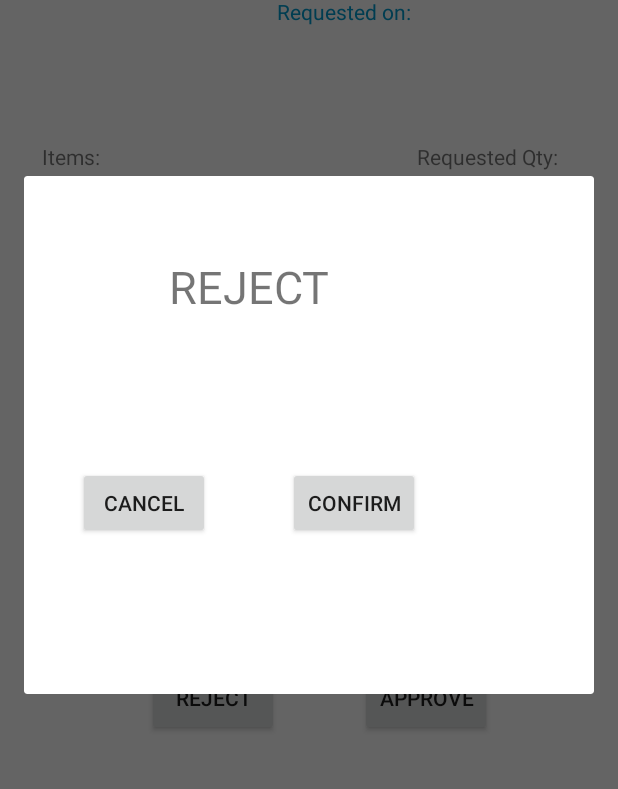
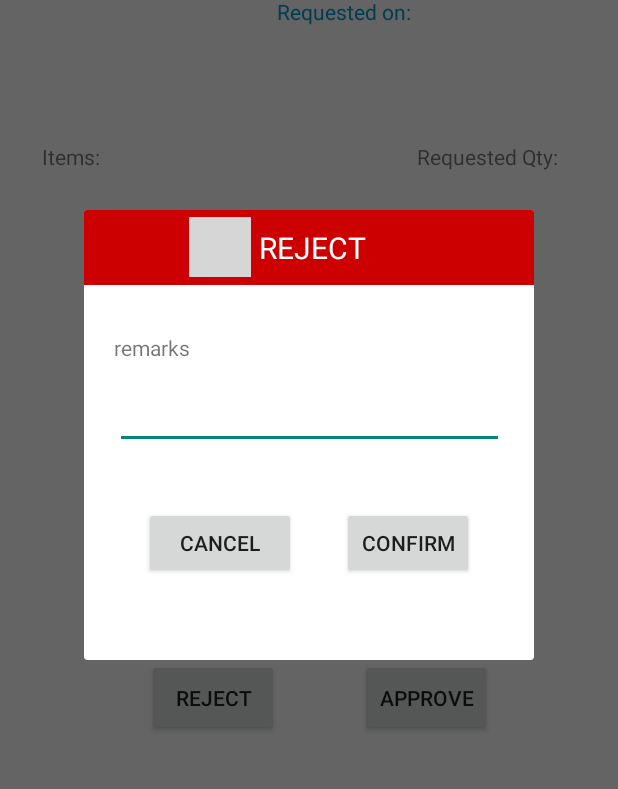
Before and after one commit to thetnaingaye/Team12_SSIS_Android, an Android app: the ViewRequisitionFormDetailsActivity screen opened directly, with no data from a screen before it, after a tap on "REJECT", on a phone screen of 412 x 824 dp, the part 183-972 px from its top. Run offline under Robolectric (Android 15) with nearby library versions, the phone set to English and light mode, and no system bars; 1 statement that could not run was skipped; grey boxes are pictures that could not be loaded.

Commit message:
approved/reject dialog design completed

```diff
--- a/app/src/main/java/sg/edu/nus/iss/team12/ssis/team12_ssis/ViewRequisitionFormDetailsActivity.java
+++ b/app/src/main/java/sg/edu/nus/iss/team12/ssis/team12_ssis/ViewRequisitionFormDetailsActivity.java
@@ -5,9 +5,12 @@ import android.app.Dialog;
 import android.content.Intent;
 import android.os.AsyncTask;
 import android.os.Bundle;
+import android.text.Editable;
+import android.text.TextWatcher;
 import android.view.View;
 import android.view.Window;
 import android.widget.Button;
+import android.widget.EditText;
 import android.widget.ImageView;
 import android.widget.ListView;
 import android.widget.TextView;
@@ -65,16 +68,11 @@ public class ViewRequisitionFormDetailsActivity extends Activity {
 
         TextView textView_Date = findViewById(R.id.textView_Date_Value);
         textView_Date.setText(record.get("RequestDate"));
-//        String str="";
-//        for(RequisitionRecordDetail rd:record.requisitionRecordDetailsList)
-//        {
-//            rd.put("Status","testing");
-//            str += rd.get("ItemID")+":"+rd.get("Status")+"\n";
-//        }
 
         ListView list = findViewById(R.id.lv1);
         list.setAdapter(new MyAdaptor_RequestItem_Row(ViewRequisitionFormDetailsActivity.this, R.layout.row_requestitem, record.requisitionRecordDetailsList));
 
+        //Approve Condition
         Button button_Approve = findViewById(R.id.button_Approve);
         button_Approve.setOnClickListener(new View.OnClickListener() {
             @Override
@@ -114,20 +112,16 @@ public class ViewRequisitionFormDetailsActivity extends Activity {
             }
         });
 
+        //Reject Condition
         Button button_Reject = findViewById(R.id.button_Reject);
         button_Reject.setOnClickListener(new View.OnClickListener() {
             @Override
             public void onClick(View arg0) {
                 final Dialog d = new Dialog(ViewRequisitionFormDetailsActivity.this);
-               // d.requestWindowFeature(Window.FEATURE_NO_TITLE);
+                d.requestWindowFeature(Window.FEATURE_NO_TITLE);
                 d.setContentView(R.layout.reject_dialog);
 
-//                ImageView imgLevel = d.findViewById(R.id.imageView_Level);
-//                imgLevel.setImageResource(levelId);
-//                TextView txtShelf = d.findViewById(R.id.textView_Shelf_Value);
-//                TextView txtLevel = d.findViewById(R.id.textView_Level_Value);
-//                txtShelf.setText(item.get("Shelf"));
-//                txtLevel.setText((item.get("Level")));
+
                 Button button_Cancel = d.findViewById(R.id.button_cancel);
                 button_Cancel.setOnClickListener(new View.OnClickListener() {
                     @Override
@@ -140,10 +134,23 @@ public class ViewRequisitionFormDetailsActivity extends Activity {
                 button_Confirm.setOnClickListener(new View.OnClickListener() {
                     @Override
                     public void onClick(View v) {
-                        String str="";
+
+                        final EditText editText_remark = d.findViewById(R.id.editText_remark_value);
+                        if(editText_remark.getText().toString().trim().length() == 0)
+                        {
+
+                            record.put("Remarks","no remarks");
+                        }
+                        else
+                        {
+                            record.put("Remarks",editText_remark.getText().toString());
+                        }
+
+                        String str= record.get("Remarks")+"\n";
                         for (RequisitionRecordDetail rd : record.requisitionRecordDetailsList) {
                             rd.put("Status", "Rejected");
-                            str += rd.get("ItemID") + ":" + rd.get("Status") + "\n";
+
+                            str += rd.get("ItemID") + ":" + rd.get("Status") +":"+ "\n";
                         }
                         Toast.makeText(ViewRequisitionFormDetailsActivity.this, str, Toast.LENGTH_SHORT).show();
 
--- a/app/src/main/res/layout/reject_dialog.xml
+++ b/app/src/main/res/layout/reject_dialog.xml
@@ -5,35 +5,92 @@
     android:layout_width="300dp"
     android:layout_height="300dp">
 
-    <TextView
-        android:id="@+id/textView2"
-        android:layout_width="wrap_content"
-        android:layout_height="wrap_content"
-        android:layout_marginTop="8dp"
-        android:text="REJECT"
-        android:textSize="30sp"
-        app:layout_constraintEnd_toEndOf="parent"
-        app:layout_constraintHorizontal_bias="0.5"
-        app:layout_constraintStart_toStartOf="parent"
-        app:layout_constraintTop_toTopOf="parent" />
+
+    <TableLayout
+        android:id="@+id/tableLayout2"
+        android:layout_width="match_parent"
+        android:layout_height="50dp"
+        app:layout_constraintStart_toStartOf="parent">
+
+        <TableRow
+            android:layout_width="match_parent"
+            android:layout_height="match_parent"
+            android:background="@android:color/holo_red_dark">
+
+
+            <ImageView
+                android:id="@+id/imageView_Title"
+                android:layout_width="41.39dp"
+                android:layout_height="40dp"
+                android:layout_gravity="center_vertical"
+                android:layout_marginLeft="0dp"
+                android:layout_marginStart="70dp"
+                android:layout_marginTop="0dp"
+                android:background="@android:color/transparent"
+                android:paddingLeft="0dp"
+                android:scaleType="fitXY"
+                android:src="@drawable/cross"
+                app:layout_constraintHorizontal_bias="3"
+                app:layout_constraintStart_toStartOf="parent"
+                app:layout_constraintTop_toTopOf="parent" />
+
+            <TextView
+                android:id="@+id/textView9"
+                android:layout_width="150dp"
+                android:layout_height="50dp"
+                android:layout_marginLeft="5dp"
+                android:gravity="center_vertical"
+                android:text="REJECT"
+                android:textColor="@android:color/white"
+                android:textSize="20sp"
+                tools:layout_editor_absoluteX="106dp"
+                tools:layout_editor_absoluteY="126dp" />
+
+
+        </TableRow>
+
+    </TableLayout>
 
     <Button
         android:id="@+id/button_cancel"
-        android:layout_width="wrap_content"
+        android:layout_width="101dp"
         android:layout_height="wrap_content"
-        android:layout_marginStart="36dp"
-        android:layout_marginTop="100dp"
+        android:layout_marginStart="40dp"
+        android:layout_marginTop="148dp"
         android:text="CANCEL"
         app:layout_constraintStart_toStartOf="parent"
-        app:layout_constraintTop_toBottomOf="@+id/textView2" />
+        app:layout_constraintTop_toBottomOf="@+id/tableLayout2" />
 
     <Button
         android:id="@+id/button_confirm"
         android:layout_width="wrap_content"
         android:layout_height="wrap_content"
-        android:layout_marginEnd="36dp"
-        android:layout_marginTop="100dp"
+        android:layout_marginEnd="40dp"
+        android:layout_marginTop="148dp"
         android:text="CONFIRM"
         app:layout_constraintEnd_toEndOf="parent"
-        app:layout_constraintTop_toBottomOf="@+id/textView2" />
+        app:layout_constraintTop_toBottomOf="@+id/tableLayout2" />
+
+    <EditText
+        android:id="@+id/editText_remark_value"
+        android:layout_width="259dp"
+        android:layout_height="41dp"
+        android:layout_marginTop="68dp"
+        android:ems="10"
+        android:inputType="textMultiLine"
+        app:layout_constraintEnd_toEndOf="parent"
+        app:layout_constraintHorizontal_bias="0.512"
+        app:layout_constraintStart_toStartOf="parent"
+        app:layout_constraintTop_toBottomOf="@+id/tableLayout2" />
+
+    <TextView
+        android:id="@+id/textView2"
+        android:layout_width="52dp"
+        android:layout_height="21dp"
+        android:layout_marginStart="20dp"
+        android:layout_marginTop="32dp"
+        android:text="remarks"
+        app:layout_constraintStart_toStartOf="parent"
+        app:layout_constraintTop_toBottomOf="@+id/tableLayout2" />
+
 </android.support.constraint.ConstraintLayout>
```
